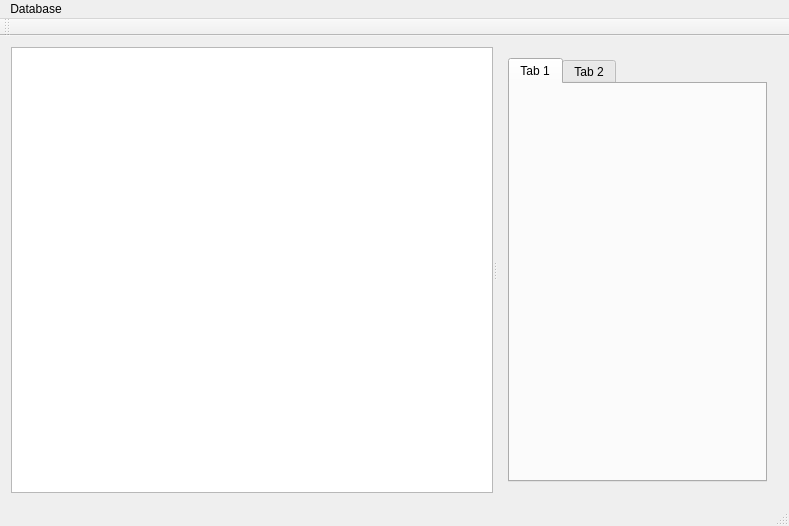
Before: the Qt Designer form mainwindow.ui in mugiseyebrows/mugi-query, drawn with Qt 5.
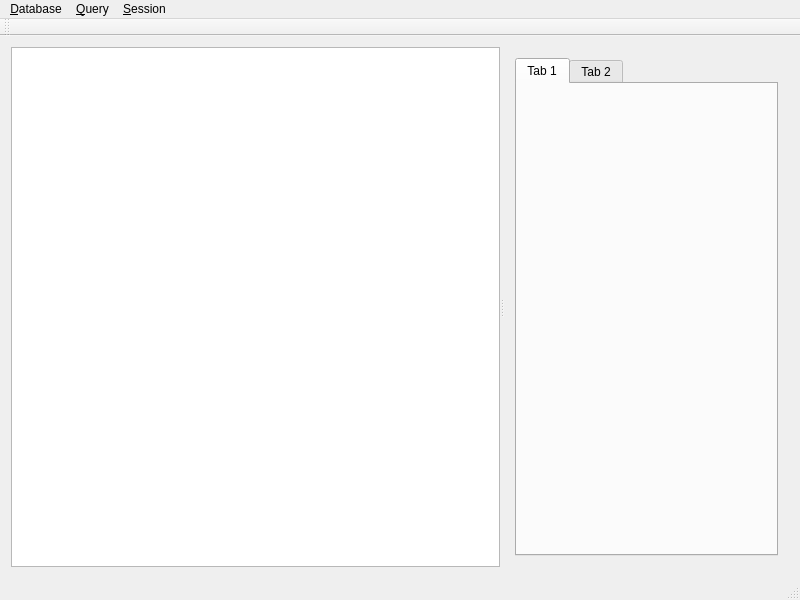
After: the same form once the commit is applied.

Commit message: save data to session, titles, fixes, statmodel

```diff
--- a/mainwindow.ui
+++ b/mainwindow.ui
@@ -6,8 +6,8 @@
    <rect>
     <x>0</x>
     <y>0</y>
-    <width>789</width>
-    <height>526</height>
+    <width>800</width>
+    <height>600</height>
    </rect>
   </property>
   <property name="windowTitle">
@@ -55,17 +55,36 @@
     <rect>
      <x>0</x>
      <y>0</y>
-     <width>789</width>
+     <width>800</width>
      <height>25</height>
     </rect>
    </property>
    <widget class="QMenu" name="menuDatabase">
     <property name="title">
-     <string>Database</string>
+     <string>&amp;Database</string>
     </property>
     <addaction name="addDatabase"/>
+    <addaction name="reconnect"/>
+    <addaction name="removeDatabase"/>
+    <addaction name="databaseHistory"/>
+   </widget>
+   <widget class="QMenu" name="menuData">
+    <property name="title">
+     <string>&amp;Query</string>
+    </property>
+    <addaction name="queryHistory"/>
+    <addaction name="saveData"/>
+   </widget>
+   <widget class="QMenu" name="menu_Session">
+    <property name="title">
+     <string>&amp;Session</string>
+    </property>
+    <addaction name="addSession"/>
+    <addaction name="removeSession"/>
    </widget>
    <addaction name="menuDatabase"/>
+   <addaction name="menuData"/>
+   <addaction name="menu_Session"/>
   </widget>
   <widget class="QToolBar" name="mainToolBar">
    <attribute name="toolBarArea">
```
Left out of the diff: 52 changed lines with no effect on the pictures. The commit also changes 30 other files.
